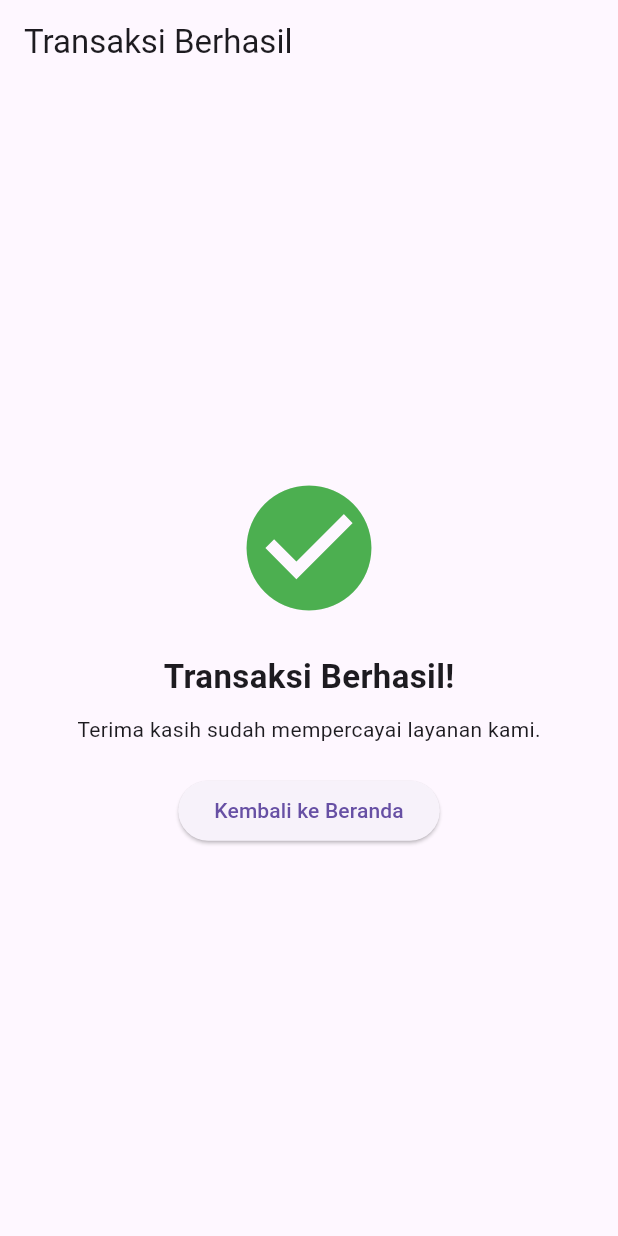
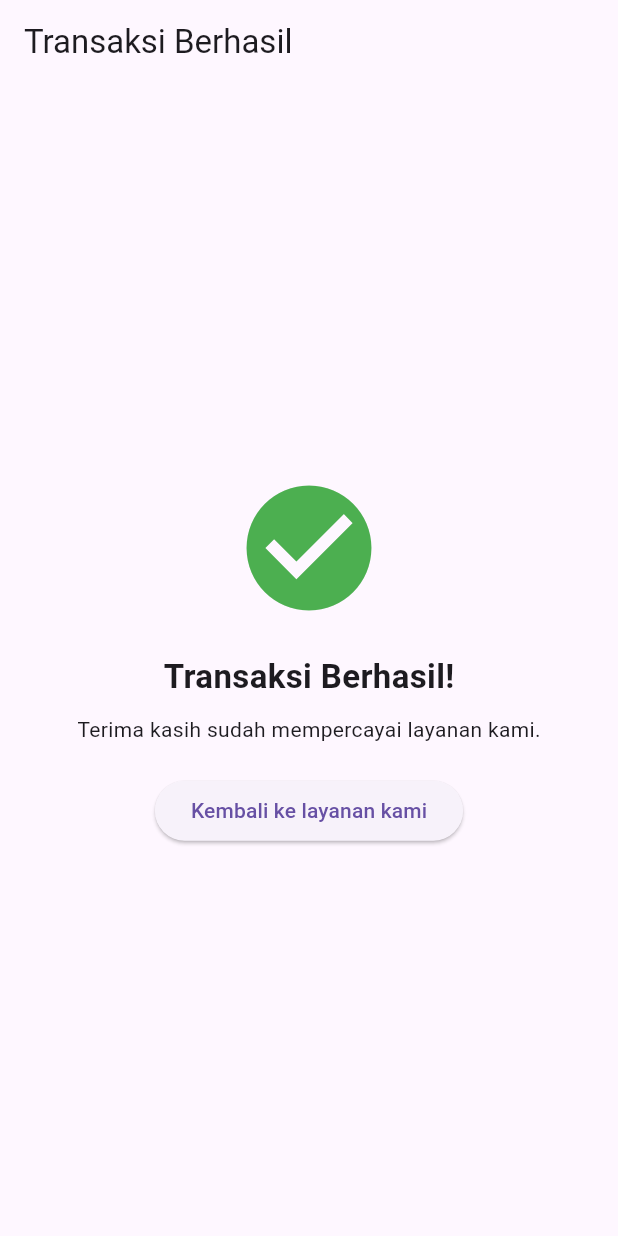
Before and after one commit to SaptaAjiSadewo/mobiletest, a Flutter app: the TransaksiBerhasilPage screen opened directly, on a phone screen of 412 x 824 dp. Run offline on Flutter 3.47's test engine with Material 3 defaults, Android fonts, the phone set to English and light mode, and no system bars; our stand-ins replace shared_preferences; missing offline and left inert: flutter_project_test, image_picker_web; accounts and stored records are empty.

Commit message:
Update Transaksi_berhasilPage.dart

```diff
--- a/lib/Transaksi_berhasilPage.dart
+++ b/lib/Transaksi_berhasilPage.dart
@@ -20,7 +20,7 @@ class TransaksiBerhasilPage extends StatelessWidget {
               onPressed: () {
                 Navigator.pop(context); // Kembali ke halaman sebelumnya
               },
-              child: Text("Kembali ke Beranda"),
+              child: Text("Kembali ke layanan kami"),
             ),
           ],
         ),
```
